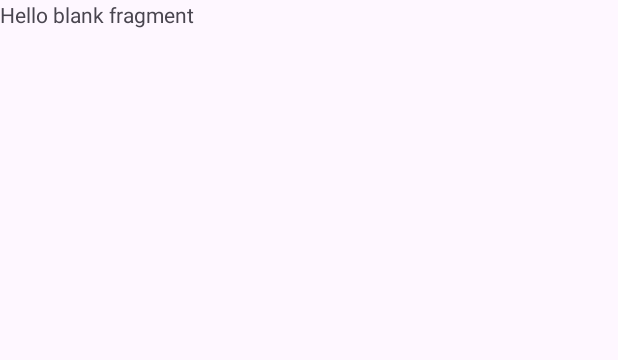
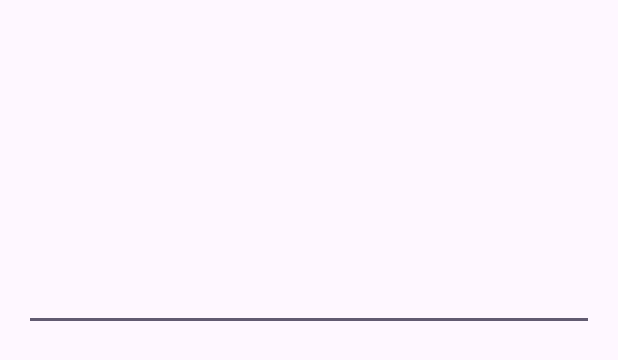
Before and after one commit to kamalmahmud/MobileDevelopmentLabs, an Android app: the layout fragment_details.xml on its own in the app's theme, with its tools: preview values and no code run, on a phone screen of 412 x 824 dp. Shown: the top 360 px of the screen. Run offline under Robolectric (Android 15) with nearby library versions, the phone set to English and light mode, and no system bars.

Commit message:
final update

```diff
--- a/Week6/app/src/main/AndroidManifest.xml
+++ b/Week6/app/src/main/AndroidManifest.xml
@@ -13,6 +13,9 @@
         android:theme="@style/Theme.Week6"
         tools:targetApi="31">
         <activity
+            android:name=".DetailsActivity"
+            android:exported="false" />
+        <activity
             android:name=".MainActivity"
             android:exported="true">
             <intent-filter>
--- a/Week6/app/src/main/java/com/example/week6/OnMovieSelected.java
+++ /dev/null
@@ -1,5 +0,0 @@
-package com.example.week6;
-
-public interface OnMovieSelected {
-    void movieSelected(Movie movie);
-}
--- a/Week6/app/src/main/res/layout/fragment_details.xml
+++ b/Week6/app/src/main/res/layout/fragment_details.xml
@@ -1,14 +1,37 @@
 <?xml version="1.0" encoding="utf-8"?>
-<FrameLayout xmlns:android="http://schemas.android.com/apk/res/android"
+<LinearLayout xmlns:android="http://schemas.android.com/apk/res/android"
     xmlns:tools="http://schemas.android.com/tools"
     android:layout_width="match_parent"
     android:layout_height="match_parent"
-    tools:context=".Details">
-
-    <!-- TODO: Update blank fragment layout -->
+    android:orientation="vertical"
+    tools:context=".DetailsFragment">
     <TextView
+        android:id="@+id/txtMovieName"
         android:layout_width="match_parent"
-        android:layout_height="match_parent"
-        android:text="@string/hello_blank_fragment" />
-
-</FrameLayout>
+        android:layout_height="wrap_content"
+        android:layout_margin="@dimen/text_margin"
+        android:textAppearance="?android:attr/textAppearanceListItem" />
+    <TextView
+        android:id="@+id/txtYear"
+        android:layout_width="match_parent"
+        android:layout_height="wrap_content"
+        android:layout_margin="@dimen/text_margin"
+        android:textAppearance="?android:attr/textAppearanceListItem" />
+    <TextView
+        android:id="@+id/txtDirector"
+        android:layout_width="match_parent"
+        android:layout_height="wrap_content"
+        android:layout_margin="@dimen/text_margin"
+        android:textAppearance="?android:attr/textAppearanceListItem" />
+    <EditText
+        android:id="@+id/txtDescription"
+        android:layout_width="match_parent"
+        android:layout_height="wrap_content"
+        android:layout_margin="@dimen/text_margin"
+        android:textAppearance="?android:attr/textAppearanceListItem" />
+    <ListView
+        android:id="@+id/lstStars"
+        android:layout_width="match_parent"
+        android:layout_height="match_parent">
+    </ListView>
+</LinearLayout>
```
Also changed, not shown: Week6/app/src/main/java/com/example/week6/Details.java (deleted, +0 -64 lines), Week6/app/src/main/java/com/example/week6/DetailsActivity.java (added, +25 -0 lines), Week6/app/src/main/java/com/example/week6/DetailsFragment.java (added, +109 -0 lines), Week6/app/src/main/java/com/example/week6/MainActivity.java (+30 -1 lines), Week6/app/src/main/java/com/example/week6/Movie.java (+36 -17 lines), Week6/app/src/main/java/com/example/week6/MovieFragment.java (+28 -35 lines), Week6/app/src/main/java/com/example/week6/MyMovieRecyclerViewAdapter.java (+27 -29 lines), Week6/app/src/main/res/layout-land/activity_main.xml (added, +23 -0 lines), Week6/app/src/main/res/layout/activity_details.xml (added, +15 -0 lines), Week6/app/src/main/res/layout/activity_main.xml (+9 -8 lines), Week6/app/src/main/res/layout/array_adapter.xml (added, +7 -0 lines).
